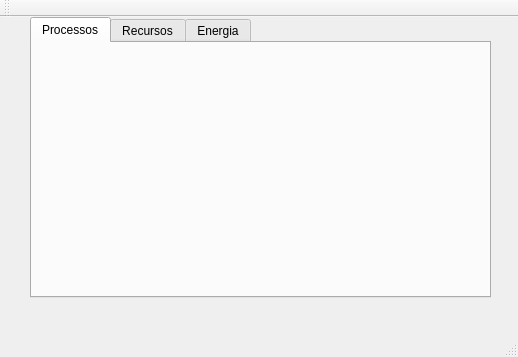
Above: CustomTaskManager/mainwindow.ui from carlosantq/CustomTaskManager before the change. Below: the same form after it.
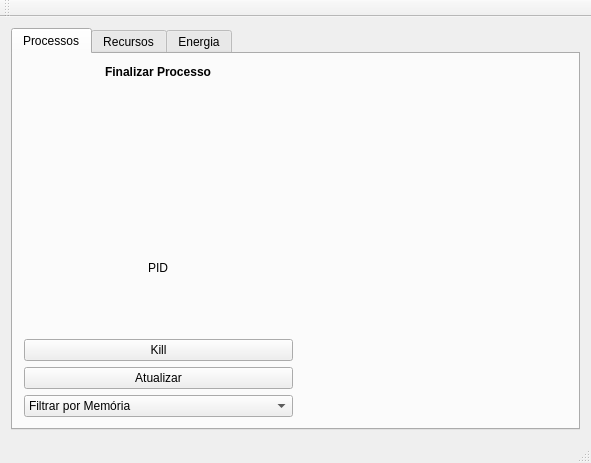
That is the form after the change. The open tabs and pages were chosen to show the change. Custom widgets are drawn as their Qt base class.

```diff
--- a/CustomTaskManager/mainwindow.ui
+++ b/CustomTaskManager/mainwindow.ui
@@ -6,23 +6,19 @@
    <rect>
     <x>0</x>
     <y>0</y>
-    <width>518</width>
-    <height>357</height>
+    <width>591</width>
+    <height>463</height>
    </rect>
   </property>
   <property name="windowTitle">
    <string>MainWindow</string>
   </property>
   <widget class="QWidget" name="centralWidget">
+   <layout class="QVBoxLayout" name="verticalLayout_2">
+    <item>
+     <layout class="QHBoxLayout" name="horizontalLayout">
+      <item>
    <widget class="QTabWidget" name="tabWidget">
-    <property name="geometry">
-     <rect>
-      <x>30</x>
-      <y>0</y>
-      <width>461</width>
-      <height>281</height>
-     </rect>
-    </property>
     <property name="currentIndex">
      <number>2</number>
     </property>
@@ -30,6 +26,83 @@
      <attribute name="title">
       <string>Processos</string>
      </attribute>
+         <layout class="QHBoxLayout" name="horizontalLayout_3">
+          <item>
+           <layout class="QHBoxLayout" name="horizontalLayout_4">
+            <item>
+             <layout class="QVBoxLayout" name="verticalLayout_6">
+              <item alignment="Qt::AlignHCenter">
+               <widget class="QLabel" name="label">
+                <property name="maximumSize">
+                 <size>
+                  <width>150</width>
+                  <height>150</height>
+                 </size>
+                </property>
+                <property name="font">
+                 <font>
+                  <weight>75</weight>
+                  <bold>true</bold>
+                 </font>
+                </property>
+                <property name="text">
+                 <string>Finalizar Processo</string>
+                </property>
+                <property name="alignment">
+                 <set>Qt::AlignRight|Qt::AlignTop|Qt::AlignTrailing</set>
+                </property>
+                <property name="margin">
+                 <number>0</number>
+                </property>
+               </widget>
+              </item>
+              <item alignment="Qt::AlignHCenter">
+               <widget class="QLabel" name="label_2">
+                <property name="text">
+                 <string>PID</string>
+                </property>
+               </widget>
+              </item>
+              <item>
+               <widget class="QPushButton" name="pushButton">
+                <property name="text">
+                 <string>Kill</string>
+                </property>
+               </widget>
+              </item>
+              <item>
+               <widget class="QPushButton" name="pushButton_2">
+                <property name="text">
+                 <string>Atualizar</string>
+                </property>
+               </widget>
+              </item>
+              <item>
+               <widget class="QComboBox" name="comboBox">
+                <item>
+                 <property name="text">
+                  <string>Filtrar por Memória</string>
+                 </property>
+                </item>
+                <item>
+                 <property name="text">
+                  <string>Filtrar por Thread</string>
+                 </property>
+                </item>
+               </widget>
+              </item>
+             </layout>
+            </item>
+           </layout>
+          </item>
+          <item>
+           <layout class="QHBoxLayout" name="horizontalLayout_5">
+            <item>
+             <widget class="QCustomPlot" name="widget_2" native="true"/>
+            </item>
+           </layout>
+          </item>
+         </layout>
     </widget>
     <widget class="QWidget" name="recursos">
      <attribute name="title">
@@ -45,10 +118,17 @@
      <attribute name="title">
       <string>Energia</string>
      </attribute>
-    </widget>
-   </widget>
-  </widget>
-  <widget class="QMenuBar" name="menuBar">
+         <widget class="QCustomPlot" name="charge" native="true">
+          <property name="geometry">
+           <rect>
+            <x>40</x>
+            <y>10</y>
+            <width>201</width>
+            <height>311</height>
+           </rect>
+          </property>
+         </widget>
+         <widget class="QCustomPlot" name="discharge" native="true">
    <property name="geometry">
     <rect>
      <x>0</x>
@@ -58,6 +138,14 @@
     </rect>
    </property>
   </widget>
+        </widget>
+       </widget>
+      </item>
+     </layout>
+    </item>
+   </layout>
+  </widget>
+  <widget class="QStatusBar" name="statusBar"/>
   <widget class="QToolBar" name="mainToolBar">
    <attribute name="toolBarArea">
     <enum>TopToolBarArea</enum>
@@ -66,7 +154,16 @@
     <bool>false</bool>
    </attribute>
   </widget>
-  <widget class="QStatusBar" name="statusBar"/>
+  <widget class="QMenuBar" name="menuBar">
+   <property name="geometry">
+    <rect>
+     <x>0</x>
+     <y>0</y>
+     <width>591</width>
+     <height>22</height>
+    </rect>
+   </property>
+  </widget>
  </widget>
  <layoutdefault spacing="6" margin="11"/>
  <customwidgets>
```
Left out of the diff: 13 changed lines with no effect on the pictures. Lines whose indentation alone changed are shown as unchanged.
